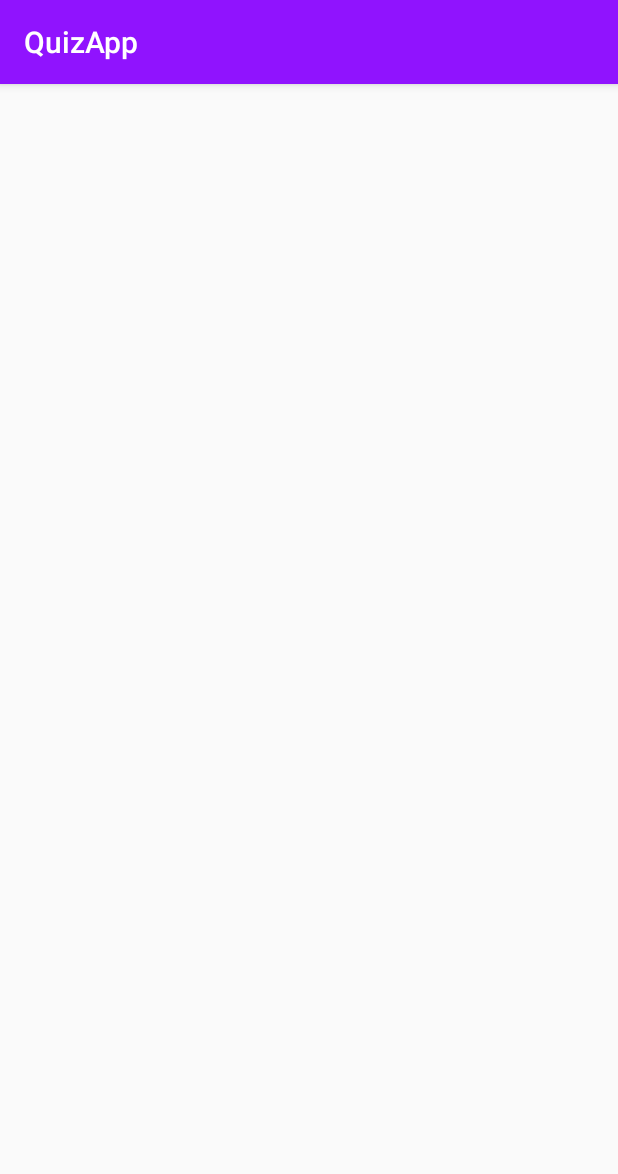
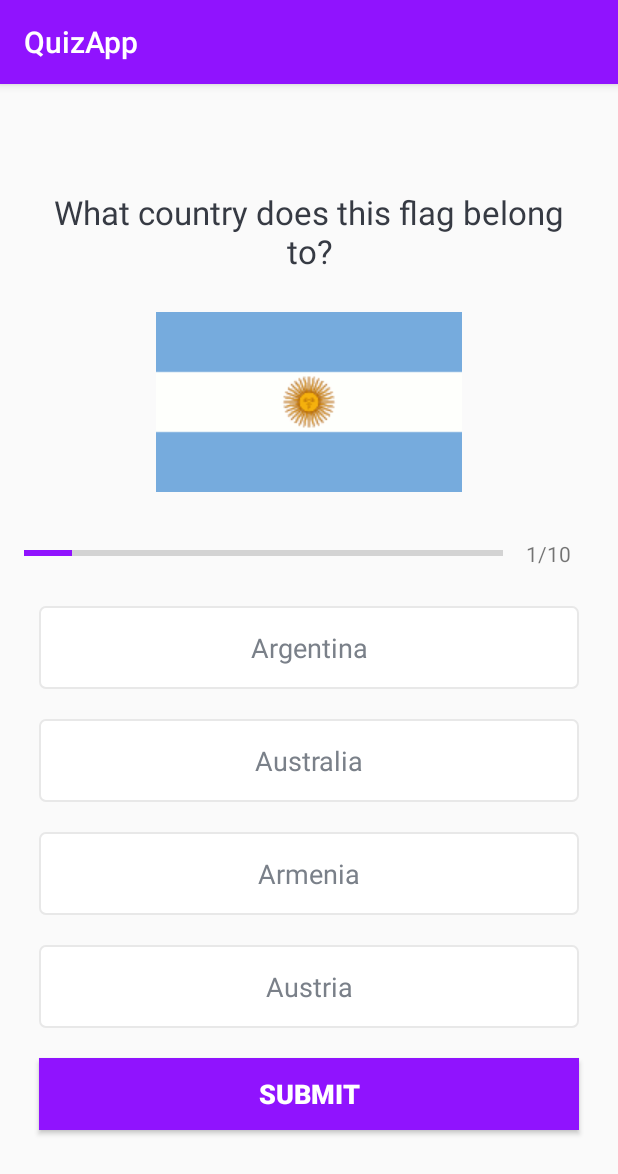
Before and after one commit to Talib-dev/QuizApp, an Android app: the QuestionsActivity screen opened directly, with no data from a screen before it, on a phone screen of 412 x 824 dp. Shown: the top 1174 px of the screen. Run offline under Robolectric (Android 15) with nearby library versions, the phone set to English and light mode, and no system bars.

```diff
--- a/app/src/main/java/com/quizapp/QuestionsActivity.kt
+++ b/app/src/main/java/com/quizapp/QuestionsActivity.kt
@@ -3,14 +3,27 @@ package com.quizapp
 import android.os.Bundle
 import android.util.Log
 import androidx.appcompat.app.AppCompatActivity
+import kotlinx.android.synthetic.main.activity_questions.*
 
 class QuestionsActivity : AppCompatActivity() {
     override fun onCreate(savedInstanceState: Bundle?) {
         super.onCreate(savedInstanceState)
         val TAG = "QuestionsActivity"
+        val currentPosition=1
 
         setContentView(R.layout.activity_questions)
         val questionsList = Constent.getQuestions()
         Log.d(TAG, "${questionsList.size}")
+        val question:Question=questionsList[currentPosition-1]
+
+        tv_question.text=question.question
+        iv_image.setImageResource(question.image)
+        progressBar.progress=currentPosition
+        tv_progress.text= "$currentPosition/10"
+        tv_option_one.text =question.optionFirst
+        tv_option_two.text =question.optionSecond
+        tv_option_three.text = question.optionThird
+        tv_option_four.text = question.optionFourth
+
     }
 }
--- /dev/null
+++ b/app/src/main/res/drawable/question_textview_bg.xml
@@ -0,0 +1,13 @@
+<?xml version="1.0" encoding="utf-8"?>
+<shape xmlns:android="http://schemas.android.com/apk/res/android"
+    android:shape="rectangle">
+    <solid
+        android:color="@android:color/white"
+        />
+    <corners android:radius="4dp"/>
+    <stroke android:color="#E8E8E8"
+        android:width="1dp"/>
+
+
+
+</shape>
--- a/app/src/main/res/layout/activity_questions.xml
+++ b/app/src/main/res/layout/activity_questions.xml
@@ -1,9 +1,132 @@
 <?xml version="1.0" encoding="utf-8"?>
-<androidx.constraintlayout.widget.ConstraintLayout xmlns:android="http://schemas.android.com/apk/res/android"
-    xmlns:app="http://schemas.android.com/apk/res-auto"
+<ScrollView xmlns:android="http://schemas.android.com/apk/res/android"
     xmlns:tools="http://schemas.android.com/tools"
     android:layout_width="match_parent"
     android:layout_height="match_parent"
+    android:fillViewport="true"
     tools:context=".QuestionsActivity">
 
-</androidx.constraintlayout.widget.ConstraintLayout>
+    <LinearLayout
+        android:layout_width="match_parent"
+        android:layout_height="wrap_content"
+        android:gravity="center"
+        android:orientation="vertical"
+        android:padding="16dp">
+
+        <TextView
+            android:id="@+id/tv_question"
+            android:layout_width="match_parent"
+            android:layout_height="wrap_content"
+            android:layout_margin="10dp"
+            android:gravity="center"
+            android:textColor="#363A43"
+            android:textSize="22sp"
+            tools:text="What country does this flag belong to?" />
+
+        <ImageView
+            android:id="@+id/iv_image"
+            android:layout_width="wrap_content"
+            android:layout_height="wrap_content"
+            android:layout_marginTop="16dp"
+            android:contentDescription="image"
+            tools:src="@drawable/ic_flag_of_germany" />
+
+        <LinearLayout
+            android:id="@+id/ll_progress_details"
+            android:layout_width="match_parent"
+            android:layout_height="wrap_content"
+            android:layout_marginTop="16dp"
+            android:gravity="center_vertical"
+            android:orientation="horizontal">
+
+            <ProgressBar
+                android:id="@+id/progressBar"
+                style="?android:attr/progressBarStyleHorizontal"
+                android:layout_width="0dp"
+                android:layout_height="wrap_content"
+                android:layout_weight="1"
+                android:indeterminate="false"
+                android:max="10"
+                android:minHeight="50dp"
+                android:progress="0" />
+
+            <TextView
+                android:id="@+id/tv_progress"
+                android:layout_width="wrap_content"
+                android:layout_height="wrap_content"
+                android:gravity="center"
+                android:padding="15dp"
+                android:textColorHint="#7A8089"
+                android:textSize="14sp"
+                tools:text="0/10" />
+        </LinearLayout>
+
+        <TextView
+            android:id="@+id/tv_option_one"
+            android:layout_width="match_parent"
+            android:layout_height="wrap_content"
+            android:layout_margin="10dp"
+            android:background="@drawable/question_textview_bg"
+            android:gravity="center"
+            android:padding="15dp"
+            android:textColor="#7A8089"
+            android:textSize="18sp"
+            tools:text="Apple" />
+
+        <TextView
+            android:id="@+id/tv_option_two"
+            android:layout_width="match_parent"
+            android:layout_height="wrap_content"
+            android:layout_marginStart="10dp"
+            android:layout_marginTop="10dp"
+            android:layout_marginEnd="10dp"
+            android:layout_marginBottom="10dp"
+            android:background="@drawable/question_textview_bg"
+            android:gravity="center"
+            android:padding="15dp"
+            android:textColor="#7A8089"
+            android:textSize="18sp"
+            tools:text="Google" />
+
+        <TextView
+            android:id="@+id/tv_option_three"
+            android:layout_width="match_parent"
+            android:layout_height="wrap_content"
+            android:layout_marginStart="10dp"
+            android:layout_marginTop="10dp"
+            android:layout_marginEnd="10dp"
+            android:layout_marginBottom="10dp"
+            android:background="@drawable/question_textview_bg"
+            android:gravity="center"
+            android:padding="15dp"
+            android:textColor="#7A8089"
+            android:textSize="18sp"
+            tools:text="Android Inc." />
+
+        <TextView
+            android:id="@+id/tv_option_four"
+            android:layout_width="match_parent"
+            android:layout_height="wrap_content"
+            android:layout_marginStart="10dp"
+            android:layout_marginTop="10dp"
+            android:layout_marginEnd="10dp"
+            android:layout_marginBottom="10dp"
+            android:background="@drawable/question_textview_bg"
+            android:gravity="center"
+            android:padding="15dp"
+            android:textColor="#7A8089"
+            android:textSize="18sp"
+            tools:text="Nokia" />
+
+        <Button
+            android:id="@+id/btn_submit"
+            android:layout_width="match_parent"
+            android:layout_height="wrap_content"
+            android:layout_margin="10dp"
+            android:background="@color/colorPrimary"
+            android:text="SUBMIT"
+            android:textColor="@android:color/white"
+            android:textSize="18sp"
+            android:textStyle="bold" />
+    </LinearLayout>
+</ScrollView>
```
